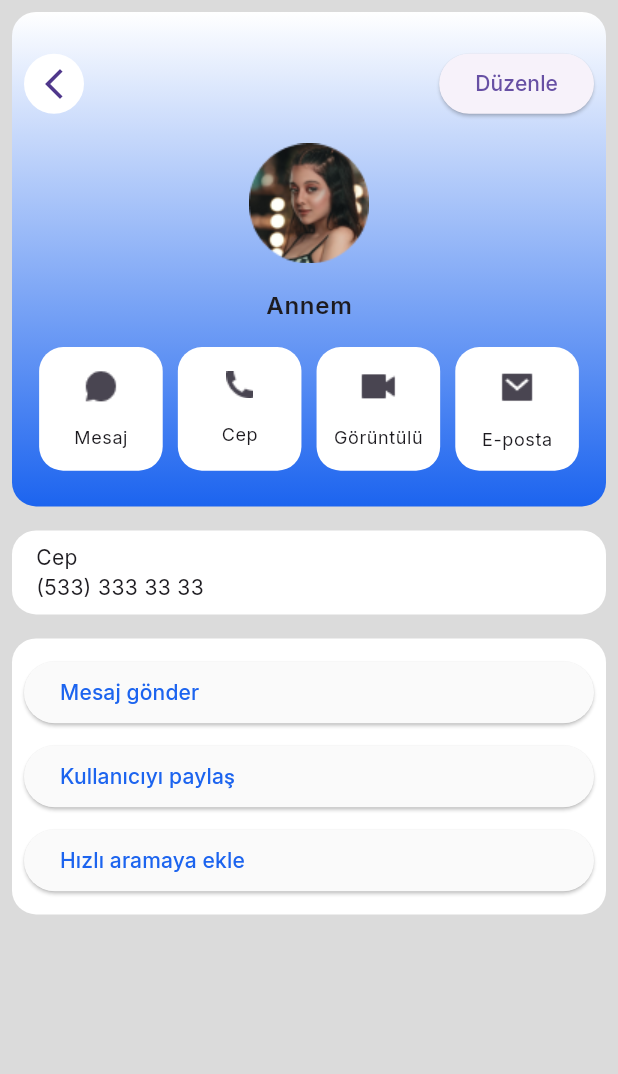
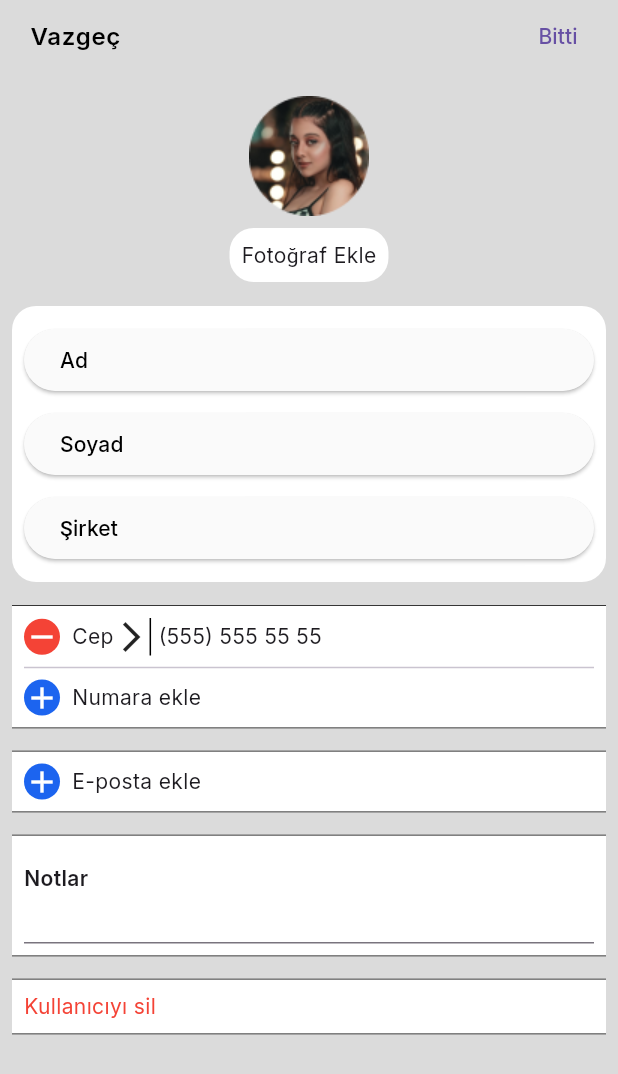
Before and after one commit to KadirrYalcin/phone-directory, a Flutter app: the UserCardPage screen opened directly, after a tap on "Düzenle", on a phone screen of 412 x 824 dp. Shown: the top 1074 px of the screen. Run offline on Flutter 3.47's test engine with Material 3 defaults, Android fonts, the phone set to English and light mode, and no system bars.

Commit message:
tum ekranlar ilk halinde

```diff
--- /dev/null
+++ b/lib/compenents/edit_user_compenents/add_email.dart
@@ -0,0 +1,19 @@
+import 'package:flutter/material.dart';
+
+import '../../controller/edit_user_controller.dart';
+import '../../core/lined_container.dart';
+import 'add_number.dart';
+
+final class AddEmail extends StatelessWidget {
+  @override
+  Widget build(BuildContext context) {
+    return LinedContainer(
+        child: GestureDetector(
+      onTap: () {
+        EditUserController.addEmailFunction();
+      },
+      child:
+          AddValueCard(onTap: () {}, title: EditUserController.addEmailTitle),
+    ));
+  }
+}
--- /dev/null
+++ b/lib/compenents/edit_user_compenents/add_note.dart
@@ -0,0 +1,19 @@
+import 'package:flutter/material.dart';
+import '../../controller/edit_user_controller.dart';
+import '../../core/lined_container.dart';
+
+final class AddNote extends StatelessWidget {
+  @override
+  Widget build(BuildContext context) {
+    return LinedContainer(
+        child: TextField(
+      decoration: InputDecoration(
+          hintText: EditUserController.addNoteTitle,
+          hintStyle: Theme.of(context)
+              .textTheme
+              .bodyMedium
+              ?.copyWith(fontWeight: FontWeight.w600)),
+      maxLines: 2,
+    ));
+  }
+}
--- /dev/null
+++ b/lib/compenents/edit_user_compenents/add_number.dart
@@ -0,0 +1,35 @@
+import 'package:flutter/material.dart';
+
+import '../../constants/colors.dart';
+
+final class AddValueCard extends StatelessWidget {
+  const AddValueCard({
+    super.key,
+    required this.onTap,
+    required this.title,
+  });
+
+  final VoidCallback onTap;
+  final String title;
+  @override
+  Widget build(BuildContext context) {
+    return GestureDetector(
+      onTap: onTap,
+      child: Row(
+        children: [
+          Container(
+              decoration:
+                  const BoxDecoration(shape: BoxShape.circle, color: blue),
+              child: const Icon(
+                Icons.add,
+                color: white,
+              )),
+          Padding(
+            padding: const EdgeInsets.symmetric(horizontal: 8.0),
+            child: Text(title),
+          )
+        ],
+      ),
+    );
+  }
+}
--- /dev/null
+++ b/lib/compenents/edit_user_compenents/delete_number.dart
@@ -0,0 +1,38 @@
+import 'package:flutter/material.dart';
+import 'package:phonedirectory/controller/edit_user_controller.dart';
+
+import '../../constants/colors.dart';
+
+final class DeleteNumber extends StatelessWidget {
+  @override
+  Widget build(BuildContext context) {
+    return GestureDetector(
+      child: Row(
+        children: [
+          Container(
+            height: 24,
+            decoration: const BoxDecoration(color: red, shape: BoxShape.circle),
+            child: const Icon(
+              Icons.remove,
+              color: white,
+            ),
+          ),
+          Padding(
+            padding: const EdgeInsets.only(left: 8.0),
+            child: Text(EditUserController.deleteButtonTitle),
+          ),
+          const Icon(Icons.arrow_forward_ios_outlined),
+          Container(
+            width: 1,
+            height: 25,
+            color: black,
+          ),
+          const SizedBox(
+            width: 5,
+          ),
+          Text(EditUserController.number)
+        ],
+      ),
+    );
+  }
+}
--- /dev/null
+++ b/lib/compenents/edit_user_compenents/delete_user.dart
@@ -0,0 +1,19 @@
+import 'package:flutter/material.dart';
+
+import '../../constants/colors.dart';
+import '../../controller/edit_user_controller.dart';
+import '../../core/lined_container.dart';
+
+final class DeleteUser extends StatelessWidget {
+  @override
+  Widget build(BuildContext context) {
+    return GestureDetector(
+      onTap: () => EditUserController.deleteUser,
+      child: LinedContainer(
+          child: Text(
+        "Kullanıcıyı sil",
+        style: Theme.of(context).textTheme.bodyMedium?.copyWith(color: red),
+      )),
+    );
+  }
+}
--- /dev/null
+++ b/lib/compenents/edit_user_compenents/edit_number.dart
@@ -0,0 +1,26 @@
+import 'package:flutter/material.dart';
+import 'package:phonedirectory/controller/edit_user_controller.dart';
+import '../../core/lined_container.dart';
+import 'add_number.dart';
+import 'delete_number.dart';
+
+final class EditNumber extends StatelessWidget {
+  @override
+  Widget build(BuildContext context) {
+    return LinedContainer(
+      child: Column(
+        crossAxisAlignment: CrossAxisAlignment.start,
+        children: [
+          DeleteNumber(),
+          const Divider(),
+          AddValueCard(
+            onTap: () {
+              EditUserController.addNumberfunc();
+            },
+            title: EditUserController.addNumberTitle,
+          )
+        ],
+      ),
+    );
+  }
+}
--- /dev/null
+++ b/lib/compenents/edit_user_compenents/edit_photo.dart
@@ -0,0 +1,35 @@
+import 'package:flutter/material.dart';
+import 'package:phonedirectory/constants/colors.dart';
+import 'package:phonedirectory/controller/edit_user_controller.dart';
+
+final class EditPhoto extends StatelessWidget {
+  @override
+  Widget build(BuildContext context) {
+    return Padding(
+      padding: const EdgeInsets.all(16.0),
+      child: Column(
+        children: [
+          Image.asset(EditUserController.userPPPath),
+          const SizedBox(
+            height: 8,
+          ),
+          addPhotoSubTitle(context)
+        ],
+      ),
+    );
+  }
+
+  GestureDetector addPhotoSubTitle(BuildContext context) {
+    return GestureDetector(
+      child: Container(
+        padding: const EdgeInsets.all(8),
+        decoration: BoxDecoration(
+            borderRadius: BorderRadius.circular(16), color: white),
+        child: Text(
+          EditUserController.addPhotoSubTitle,
+          style: Theme.of(context).textTheme.bodyMedium,
+        ),
+      ),
+    );
+  }
+}
--- /dev/null
+++ b/lib/compenents/edit_user_compenents/edit_use_details.dart
@@ -0,0 +1,31 @@
+import 'package:flutter/material.dart';
+import 'package:phonedirectory/controller/edit_user_controller.dart';
+import '../../constants/colors.dart';
+import '../../core/custom_elevated_button.dart';
+import '../../core/white_backgrounded_Card.dart';
+
+final class EditUserDetails extends StatelessWidget {
+  @override
+  Widget build(BuildContext context) {
+    return WhiteBackgroundedCard(
+        child: Column(
+      children: [
+        CustomElevatedButton(
+          onTap: () {},
+          buttonTitle: EditUserController.nameTitle,
+          titleColor: black,
+        ),
+        CustomElevatedButton(
+          onTap: () {},
+          buttonTitle: EditUserController.surnameTitle,
+          titleColor: black,
+        ),
+        CustomElevatedButton(
+          onTap: () {},
+          buttonTitle: EditUserController.companyTitle,
+          titleColor: black,
+        ),
+      ],
+    ));
+  }
+}
--- /dev/null
+++ b/lib/compenents/edit_user_compenents/top_row_buttons.dart
@@ -0,0 +1,31 @@
+import 'package:flutter/material.dart';
+import 'package:phonedirectory/constants/colors.dart';
+
+import '../../controller/edit_user_controller.dart';
+
+final class TopRowButtons extends StatelessWidget {
+  @override
+  Widget build(BuildContext context) {
+    return Row(
+      mainAxisAlignment: MainAxisAlignment.spaceBetween,
+      children: [
+        TextButton(
+          onPressed: () {
+            Navigator.pop(context);
+          },
+          child: Text(
+            EditUserController.backButtonTitle,
+            style: Theme.of(context)
+                .textTheme
+                .bodyLarge
+                ?.copyWith(color: black, fontWeight: FontWeight.w600),
+          ),
+        ),
+        TextButton(
+          onPressed: () {},
+          child: Text(EditUserController.donehButtonTitle),
+        ),
+      ],
+    );
+  }
+}
--- a/lib/compenents/home_page_compenents/user_list.dart
+++ b/lib/compenents/home_page_compenents/user_list.dart
@@ -1,7 +1,7 @@
 import 'package:flutter/material.dart';
 
 import '../../constants/colors.dart';
-import 'userListTile.dart';
+import 'user_list_tile.dart';
 
 final class UserList extends StatelessWidget {
   @override
@@ -18,8 +18,8 @@ final class UserList extends StatelessWidget {
                 child: ListView.separated(
                     separatorBuilder: (context, index) => const Divider(),
                     itemCount: 5,
-                    itemBuilder: (context, index) => UserListTile(
-                          Tag: "Kankam",
+                    itemBuilder: (context, index) => const UserListTile(
+                          tag: "Kankam",
                           iamgePath: "",
                         )),
               ),
--- a/lib/compenents/home_page_compenents/userListTile.dart
+++ b/lib/compenents/home_page_compenents/user_list_tile.dart
@@ -5,10 +5,10 @@ class UserListTile extends StatelessWidget {
   const UserListTile({
     super.key,
     required this.iamgePath,
-    required this.Tag,
+    required this.tag,
   });
   final String iamgePath;
-  final String Tag;
+  final String tag;
 
   @override
   Widget build(BuildContext context) {
@@ -17,7 +17,7 @@ class UserListTile extends StatelessWidget {
         Navigator.push(
             context,
             MaterialPageRoute(
-                builder: (BuildContext context) => UserCardPage()));
+                builder: (BuildContext context) => const UserCardPage()));
       },
       child: Row(
         children: [
@@ -28,7 +28,7 @@ class UserListTile extends StatelessWidget {
             ),
           ),
           Text(
-            Tag,
+            tag,
             style: Theme.of(context).textTheme.titleMedium,
           ),
         ],
--- a/lib/compenents/user_card_compenents/blue_card_compenents/blue_card.dart
+++ b/lib/compenents/user_card_compenents/blue_card_compenents/blue_card.dart
@@ -1,10 +1,8 @@
 import 'package:flutter/material.dart';
 import 'package:phonedirectory/compenents/user_card_compenents/blue_card_compenents/user_tag_photo.dart';
-
 import '../../../constants/colors.dart';
-import '../../../core/custom_bak_button.dart';
 import 'contact_box_row.dart';
-import 'edit_user_button.dart';
+import 'top_row.dart';
 
 final class BlueCard extends StatelessWidget {
   @override
@@ -22,13 +20,7 @@ final class BlueCard extends StatelessWidget {
         child: Column(
           mainAxisAlignment: MainAxisAlignment.spaceEvenly,
           children: [
-            Row(
-              mainAxisAlignment: MainAxisAlignment.spaceBetween,
-              children: [
-                CustomBackButton(),
-                EditUserButton(),
-              ],
-            ),
+            TapRow(),
             UserPT(),
             ContactBoxRow(),
           ],
--- a/lib/compenents/user_card_compenents/blue_card_compenents/edit_user_button.dart
+++ b/lib/compenents/user_card_compenents/blue_card_compenents/edit_user_button.dart
@@ -1,4 +1,5 @@
 import 'package:flutter/material.dart';
+import 'package:phonedirectory/pages/editing_page.dart';
 
 import '../../../controller/user_card_controller.dart';
 
@@ -6,6 +7,12 @@ final class EditUserButton extends StatelessWidget {
   @override
   Widget build(BuildContext context) {
     return ElevatedButton(
-        onPressed: () {}, child: Text(UserCardController.edit));
+        onPressed: () {
+          Navigator.push(
+              context,
+              MaterialPageRoute(
+                  builder: (BuildContext context) => EditingPage()));
+        },
+        child: Text(UserCardController.edit));
   }
 }
--- /dev/null
+++ b/lib/compenents/user_card_compenents/blue_card_compenents/top_row.dart
@@ -0,0 +1,17 @@
+import 'package:flutter/material.dart';
+
+import '../../../core/custom_bak_button.dart';
+import 'edit_user_button.dart';
+
+class TapRow extends StatelessWidget {
+  @override
+  Widget build(BuildContext context) {
+    return Row(
+      mainAxisAlignment: MainAxisAlignment.spaceBetween,
+      children: [
+        CustomBackButton(),
+        EditUserButton(),
+      ],
+    );
+  }
+}
--- a/lib/compenents/user_card_compenents/user_card_page_body.dart
+++ b/lib/compenents/user_card_compenents/user_card_page_body.dart
@@ -1,7 +1,7 @@
 import 'package:flutter/material.dart';
 import '../../controller/user_card_controller.dart';
+import '../../core/custom_elevated_button.dart';
 import '../../core/white_backgrounded_Card.dart';
-import 'user_body_button.dart';
 
 final class UserCardBody extends StatelessWidget {
   @override
@@ -9,19 +9,19 @@ final class UserCardBody extends StatelessWidget {
     return WhiteBackgroundedCard(
       child: Column(
         children: [
-          UserBodyButton(
+          CustomElevatedButton(
             buttonTitle: UserCardController.sendMessage,
             onTap: () {
               UserCardController.sendTheMessage();
             },
           ),
-          UserBodyButton(
+          CustomElevatedButton(
             buttonTitle: UserCardController.shareUser,
             onTap: () {
               UserCardController.shareTheUser();
             },
           ),
-          UserBodyButton(
+          CustomElevatedButton(
             buttonTitle: UserCardController.addFastCall,
             onTap: () {
               UserCardController.addFastCallTheUser();
--- a/lib/constants/colors.dart
+++ b/lib/constants/colors.dart
@@ -3,4 +3,6 @@ import 'package:flutter/material.dart';
 const Color blue = Color(0xFF1C64EF);
 const Color backGroundColor = Color.fromARGB(255, 219, 219, 219);
 const Color white = Colors.white;
+const Color black = Colors.black;
+const Color red = Colors.red;
 const Color lightGrey = Color(0xFFFAFAFA);
--- /dev/null
+++ b/lib/controller/edit_user_controller.dart
@@ -0,0 +1,17 @@
+class EditUserController {
+  static String userPPPath = "assets/images/UserPhoto.png";
+  static String backButtonTitle = "Vazgeç";
+  static String donehButtonTitle = "Bitti";
+  static String addPhotoSubTitle = "Fotoğraf Ekle";
+  static String nameTitle = "Ad";
+  static String surnameTitle = "Soyad";
+  static String companyTitle = "Şirket";
+  static String deleteButtonTitle = "Cep";
+  static String number = "(555) 555 55 55";
+  static String addNumberTitle = "Numara ekle";
+  static String addEmailTitle = "E-posta ekle";
+  static String addNoteTitle = "Notlar";
+  static void addNumberfunc() {}
+  static void deleteUser() {}
+  static void addEmailFunction() {}
+}
--- a/lib/compenents/user_card_compenents/user_body_button.dart
+++ b/lib/core/custom_elevated_button.dart
@@ -1,15 +1,17 @@
 import 'package:flutter/material.dart';
 
-import '../../constants/colors.dart';
+import '../constants/colors.dart';
 
-final class UserBodyButton extends StatelessWidget {
-  const UserBodyButton({
+final class CustomElevatedButton extends StatelessWidget {
+  const CustomElevatedButton({
     super.key,
     required this.onTap,
     required this.buttonTitle,
+    this.titleColor = blue,
   });
   final VoidCallback onTap;
   final String buttonTitle;
+  final Color titleColor;
 
   @override
   Widget build(BuildContext context) {
@@ -24,8 +26,10 @@ final class UserBodyButton extends StatelessWidget {
           onPressed: onTap,
           child: Text(
             buttonTitle,
-            style:
-                Theme.of(context).textTheme.labelLarge?.copyWith(color: blue),
+            style: Theme.of(context)
+                .textTheme
+                .labelLarge
+                ?.copyWith(color: titleColor),
           )),
     );
   }
--- /dev/null
+++ b/lib/core/lined_container.dart
@@ -0,0 +1,35 @@
+import 'package:flutter/material.dart';
+
+import '../constants/colors.dart';
+
+class LinedContainer extends StatelessWidget {
+  final Widget child;
+
+  const LinedContainer({super.key, required this.child});
+  @override
+  Widget build(BuildContext context) {
+    return Padding(
+      padding: const EdgeInsets.only(top: 16),
+      child: Container(
+        width: double.infinity,
+        decoration: const BoxDecoration(
+          color: white,
+          boxShadow: [
+            BoxShadow(
+              color: black,
+              offset: Offset(0, -0.5), // Üst gölge
+            ),
+            BoxShadow(
+              color: black,
+              offset: Offset(0, 0.5), // Alt gölge
+            ),
+          ],
+        ),
+        child: Padding(
+          padding: const EdgeInsets.all(8.0),
+          child: child,
+        ),
+      ),
+    );
+  }
+}
--- /dev/null
+++ b/lib/pages/editing_page.dart
@@ -0,0 +1,36 @@
+import 'package:flutter/material.dart';
+import '../compenents/edit_user_compenents/add_email.dart';
+import '../compenents/edit_user_compenents/add_note.dart';
+import '../compenents/edit_user_compenents/delete_user.dart';
+import '../compenents/edit_user_compenents/edit_number.dart';
+import '../compenents/edit_user_compenents/edit_photo.dart';
+import '../compenents/edit_user_compenents/edit_use_details.dart';
+import '../compenents/edit_user_compenents/top_row_buttons.dart';
+
+class EditingPage extends StatelessWidget {
+  const EditingPage({super.key});
+
+  @override
+  Widget build(BuildContext context) {
+    return Scaffold(
+      body: SafeArea(
+        child: Padding(
+          padding: const EdgeInsets.symmetric(horizontal: 8.0),
+          child: SingleChildScrollView(
+            child: Column(
+              children: [
+                TopRowButtons(),
+                EditPhoto(),
+                EditUserDetails(),
+                EditNumber(),
+                AddEmail(),
+                AddNote(),
+                DeleteUser()
+              ],
+            ),
+          ),
+        ),
+      ),
+    );
+  }
+}
```
